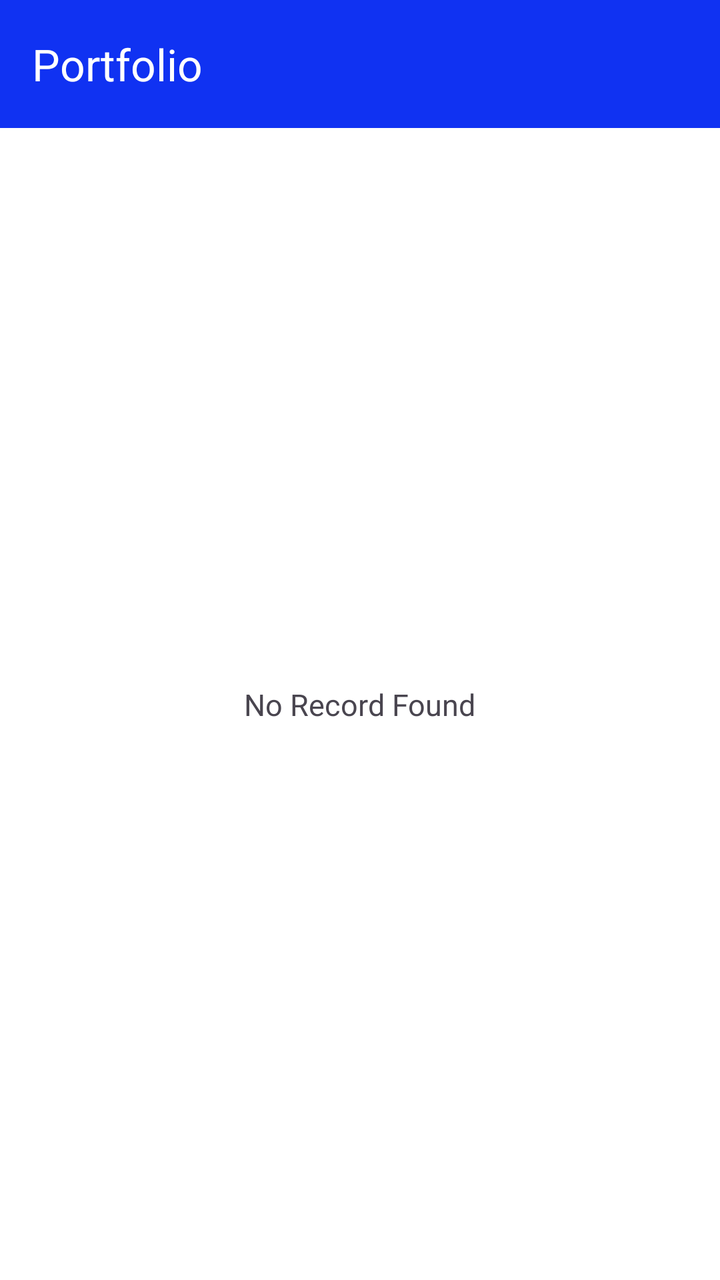
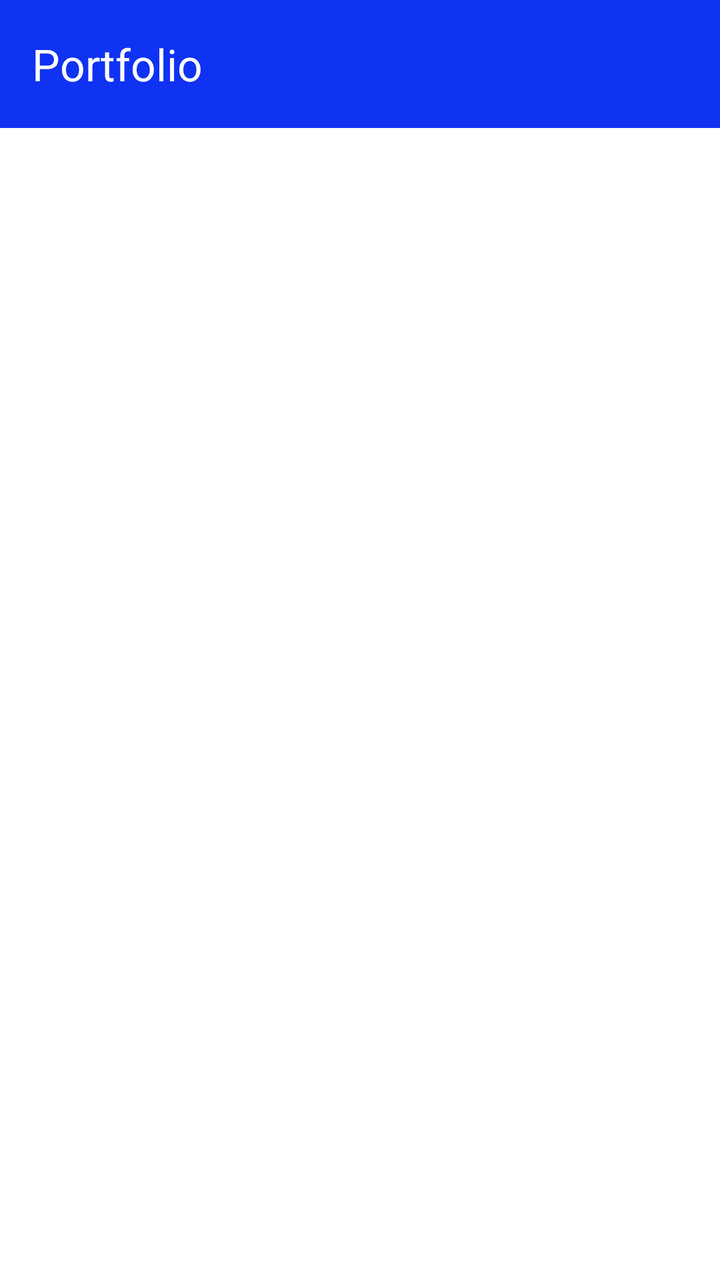

Screens rendered from an Android XML layout before and after an edit, with the pre-edit source and the edit as a unified diff.
<!-- AndroidManifest.xml: application theme Theme.VipulGoyalTask -->
<!-- res/layout/activity_main.xml -->
<?xml version="1.0" encoding="utf-8"?>
<androidx.constraintlayout.widget.ConstraintLayout xmlns:android="http://schemas.android.com/apk/res/android"
    xmlns:app="http://schemas.android.com/apk/res-auto"
    xmlns:tools="http://schemas.android.com/tools"
    android:id="@+id/main"
    android:layout_width="match_parent"
    android:layout_height="match_parent"
    android:background="@color/white"
    tools:context=".presentation.ui.view.MainActivity">

    <com.google.android.material.appbar.MaterialToolbar
        android:id="@+id/topAppBar"
        android:layout_width="match_parent"
        android:layout_height="?attr/actionBarSize"
        android:background="?attr/colorPrimary"
        android:theme="@style/ThemeOverlay.MaterialComponents.Dark.ActionBar"
        app:title="@string/portfolio"
        android:titleTextColor="@color/white"
        app:layout_constraintStart_toStartOf="parent"
        app:layout_constraintTop_toTopOf="parent" />

    <androidx.recyclerview.widget.RecyclerView
        android:id="@+id/rvPortfolioList"
        android:layout_width="0dp"
        android:layout_height="0dp"
        android:visibility="gone"
        app:layout_constraintBottom_toBottomOf="parent"
        app:layout_constraintEnd_toEndOf="parent"
        app:layout_constraintStart_toStartOf="parent"
        app:layout_constraintTop_toBottomOf="@+id/topAppBar" />


    <TextView
        android:id="@+id/tvNoRecordFound"
        android:layout_width="wrap_content"
        android:layout_height="wrap_content"
        android:text="@string/no_record_found"
        android:textSize="15sp"
        app:layout_constraintBottom_toBottomOf="parent"
        app:layout_constraintEnd_toEndOf="parent"
        app:layout_constraintStart_toStartOf="parent"
        app:layout_constraintTop_toBottomOf="@+id/topAppBar" />

    <ProgressBar
        android:id="@+id/progressBar"
        android:layout_width="50dp"
        android:layout_height="50dp"
        android:visibility="gone"
        app:layout_constraintBottom_toBottomOf="parent"
        app:layout_constraintEnd_toEndOf="parent"
        app:layout_constraintStart_toStartOf="parent"
        app:layout_constraintTop_toTopOf="parent" />

    <androidx.cardview.widget.CardView
        android:id="@+id/portfolioSummaryBottom"
        android:layout_width="match_parent"
        android:layout_height="wrap_content"
        android:layout_marginStart="8dp"
        android:layout_marginEnd="8dp"
        android:layout_marginBottom="32dp"
        android:visibility="gone"
        app:cardBackgroundColor="@color/white"
        app:cardCornerRadius="20dp"
        app:cardElevation="8dp"
        app:layout_constraintBottom_toBottomOf="parent"
        app:layout_constraintEnd_toEndOf="parent"
        app:layout_constraintStart_toStartOf="parent">

        <androidx.constraintlayout.widget.ConstraintLayout
            android:layout_width="match_parent"
            android:layout_height="wrap_content"
            android:background="@color/lightGrey"
            android:padding="13dp">

            <androidx.constraintlayout.widget.ConstraintLayout
                android:id="@+id/clShowHideView"
                android:layout_width="match_parent"
                android:layout_height="wrap_content"
                android:visibility="gone"
                app:layout_constraintEnd_toEndOf="parent"
                app:layout_constraintStart_toStartOf="parent"
                app:layout_constraintTop_toTopOf="parent">

                <com.google.android.material.textview.MaterialTextView
                    android:id="@+id/tvCurrentLabel"
                    android:layout_width="0dp"
                    android:layout_height="wrap_content"
                    android:includeFontPadding="false"
                    android:text="@string/current_value"
                    android:textColor="@color/darkGrey"
                    android:textSize="14sp"
                    app:layout_constraintEnd_toStartOf="@+id/tvCurrentValue"
                    app:layout_constraintStart_toStartOf="parent"
                    app:layout_constraintTop_toTopOf="parent" />

                <com.google.android.material.textview.MaterialTextView
                    android:id="@+id/tvCurrentValue"
                    android:layout_width="0dp"
                    android:layout_height="wrap_content"
                    android:gravity="end"
                    android:includeFontPadding="false"
                    android:textColor="@color/darkGrey"
                    android:textSize="14sp"
                    app:layout_constraintEnd_toEndOf="parent"
                    app:layout_constraintStart_toEndOf="@+id/tvCurrentLabel"
                    app:layout_constraintTop_toTopOf="@+id/tvCurrentLabel" />

                <com.google.android.material.textview.MaterialTextView
                    android:id="@+id/tvInvestmentLabel"
                    android:layout_width="0dp"
                    android:layout_height="wrap_content"
                    android:layout_marginTop="10dp"
                    android:includeFontPadding="false"
                    android:text="@string/total_investment"
                    android:textColor="@color/darkGrey"
                    android:textSize="14sp"
                    app:layout_constraintEnd_toStartOf="@+id/tvInvestmentValue"
                    app:layout_constraintStart_toStartOf="parent"
                    app:layout_constraintTop_toBottomOf="@+id/tvCurrentLabel" />

                <com.google.android.material.textview.MaterialTextView
                    android:id="@+id/tvInvestmentValue"
                    android:layout_width="0dp"
                    android:layout_height="wrap_content"
                    android:gravity="end"
                    android:includeFontPadding="false"
                    android:textColor="@color/darkGrey"
                    android:textSize="14sp"
                    app:layout_constraintEnd_toEndOf="parent"
                    app:layout_constraintStart_toEndOf="@+id/tvInvestmentLabel"
                    app:layout_constraintTop_toTopOf="@+id/tvInvestmentLabel" />

                <com.google.android.material.textview.MaterialTextView
                    android:id="@+id/tvTodayPLLabel"
                    android:layout_width="0dp"
                    android:layout_height="wrap_content"
                    android:layout_marginTop="10dp"
                    android:includeFontPadding="false"
                    android:text="@string/today_profit_loss"
                    android:textColor="@color/darkGrey"
                    android:textSize="14sp"
                    app:layout_constraintEnd_toStartOf="@+id/tvTodayPLValue"
                    app:layout_constraintStart_toStartOf="parent"
                    app:layout_constraintTop_toBottomOf="@+id/tvInvestmentLabel" />

                <com.google.android.material.textview.MaterialTextView
                    android:id="@+id/tvTodayPLValue"
                    android:layout_width="0dp"
                    android:layout_height="wrap_content"
                    android:gravity="end"
                    android:includeFontPadding="false"
                    android:textColor="@color/red"
                    android:textSize="14sp"
                    app:layout_constraintEnd_toEndOf="parent"
                    app:layout_constraintStart_toEndOf="@+id/tvTodayPLLabel"
                    app:layout_constraintTop_toTopOf="@+id/tvTodayPLLabel" />

                <View
                    android:layout_marginTop="10dp"
                    android:layout_width="match_parent"
                    android:layout_height="1dp"
                    android:background="@color/darkGrey"
                    app:layout_constraintEnd_toEndOf="parent"
                    app:layout_constraintStart_toStartOf="parent"
                    app:layout_constraintTop_toBottomOf="@+id/tvTodayPLLabel" />
            </androidx.constraintlayout.widget.ConstraintLayout>

            <androidx.constraintlayout.widget.ConstraintLayout
                android:id="@+id/clBottomView"
                android:layout_width="match_parent"
                android:layout_height="wrap_content"
                app:layout_constraintEnd_toEndOf="parent"
                app:layout_constraintStart_toStartOf="parent"
                app:layout_constraintTop_toBottomOf="@+id/clShowHideView">

                <com.google.android.material.textview.MaterialTextView
                    android:id="@+id/tvTotalPLLabel"
                    android:layout_width="wrap_content"
                    android:layout_height="wrap_content"
                    android:layout_marginTop="10dp"
                    android:includeFontPadding="false"
                    android:text="@string/profit_loss"
                    android:textColor="@color/darkGrey"
                    android:textSize="14sp"
                    app:layout_constraintStart_toStartOf="parent"
                    app:layout_constraintTop_toTopOf="parent" />

                <ImageView
                    android:id="@+id/ivArrow"
                    android:layout_width="15dp"
                    android:layout_height="15dp"
                    android:layout_marginHorizontal="10dp"
                    android:rotation="-180"
                    android:src="@drawable/down_arrow"
                    app:layout_constraintStart_toEndOf="@+id/tvTotalPLLabel"
                    app:layout_constraintTop_toTopOf="@+id/tvTotalPLLabel" />

                <com.google.android.material.textview.MaterialTextView
                    android:id="@+id/tvTotalPLValue"
                    android:layout_width="0dp"
                    android:layout_height="wrap_content"
                    android:gravity="end"
                    android:includeFontPadding="false"
                    android:textColor="@color/red"
                    android:textSize="14sp"
                    app:layout_constraintEnd_toEndOf="parent"
                    app:layout_constraintStart_toEndOf="@+id/ivArrow"
                    app:layout_constraintTop_toTopOf="@+id/tvTotalPLLabel" />
            </androidx.constraintlayout.widget.ConstraintLayout>

        </androidx.constraintlayout.widget.ConstraintLayout>
    </androidx.cardview.widget.CardView>


</androidx.constraintlayout.widget.ConstraintLayout>
<!-- resources referenced by this layout -->
<resources>
  <color name="darkGrey">#6B6B6B</color>
  <color name="lightGrey">#EFECEC</color>
  <color name="red">#C11609</color>
  <color name="white">#FFFFFFFF</color>
  <!-- drawable down_arrow: png bitmap (drawable, 888 bytes) -->
  <string name="current_value">Current value*</string>
  <string name="no_record_found">No Record Found</string>
  <string name="portfolio">Portfolio</string>
  <string name="profit_loss">Profit &amp; Loss*</string>
  <string name="today_profit_loss">Today\'s Profit &amp; Loss*</string>
  <string name="total_investment">Total investment*</string>
  <style name="Theme.VipulGoyalTask" parent="Base.Theme.VipulGoyalTask" />
  <style name="Base.Theme.VipulGoyalTask" parent="Theme.Material3.DayNight.NoActionBar">
          
           <item name="colorPrimary">@color/my_dark_primary</item>
      </style>
  <color name="my_dark_primary">#1032F2</color>
</resources>

<!-- the commit's change to res/layout/activity_main.xml (unified diff, before → after) -->
@@ -36,6 +36,7 @@
         android:layout_height="wrap_content"
         android:text="@string/no_record_found"
         android:textSize="15sp"
+        android:visibility="gone"
         app:layout_constraintBottom_toBottomOf="parent"
         app:layout_constraintEnd_toEndOf="parent"
         app:layout_constraintStart_toStartOf="parent"
